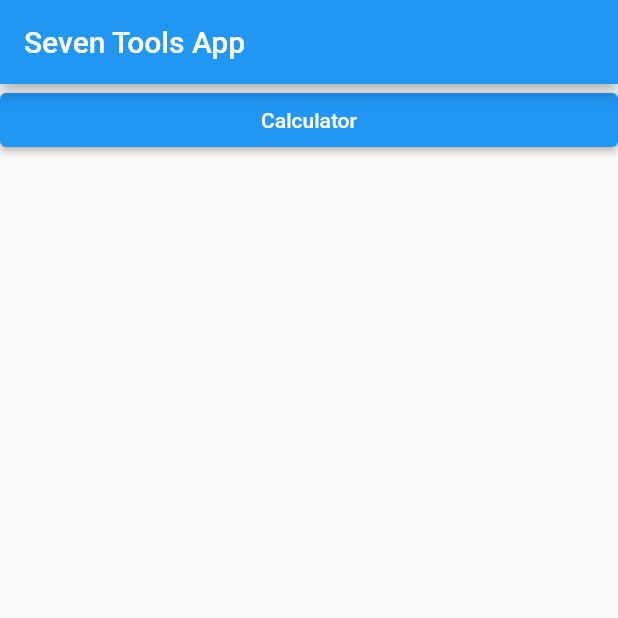
After one commit to yuya-okada527/flutter_calculator_sample, a Flutter app: the screen it shows after launch, on a phone screen of 412 x 824 dp, the top half of it. The commit adds this screen. Run offline on Flutter 3.47's test engine with Material 2 defaults, Android fonts, the phone set to English and light mode, and no system bars; missing offline and left inert: expressions.

Commit message:
route functionality

```diff
--- a/lib/main.dart
+++ b/lib/main.dart
@@ -3,20 +3,20 @@ import 'package:flutter/material.dart';
 import 'pages/home_page.dart';
 
 void main() {
-  runApp(const App());
+  runApp(const SevenToolsApp());
 }
 
-class App extends StatelessWidget {
-  const App({Key? key}) : super(key: key);
+class SevenToolsApp extends StatelessWidget {
+  const SevenToolsApp({Key? key}) : super(key: key);
 
   @override
   Widget build(BuildContext context) {
     return MaterialApp(
-      title: 'Flutter Demo',
+      title: 'Seven Tools App',
       theme: ThemeData(
         primarySwatch: Colors.blue,
       ),
-      home: const Calculator(),
+      home: HomePage(),
     );
   }
 }
--- /dev/null
+++ b/lib/pages/home_page.dart
@@ -0,0 +1,37 @@
+import 'package:flutter/material.dart';
+import 'package:flutter_calculator/pages/calculator_page.dart';
+
+class HomePage extends StatelessWidget {
+  HomePage({Key? key}) : super(key: key);
+
+  final Map<String, Function> _tools = {
+    "Calculator": () => const Calculator(),
+  };
+
+  @override
+  Widget build(BuildContext context) {
+    return Scaffold(
+      appBar: AppBar(
+        title: const Text("Seven Tools App"),
+      ),
+      body: Center(
+        child: ListView.builder(
+          itemCount: _tools.length,
+          itemBuilder: (context, index) {
+            var key = _tools.keys.elementAt(index);
+            return ElevatedButton(
+              child: Text(key),
+              onPressed: () {
+                Navigator.of(context).push(
+                  MaterialPageRoute(builder: (context) {
+                    return _tools[key]!();
+                  })
+                );
+              },
+            );
+          }
+        ),
+      ),
+    );
+  }
+}
```
Also changed, not shown: 1 other file.
